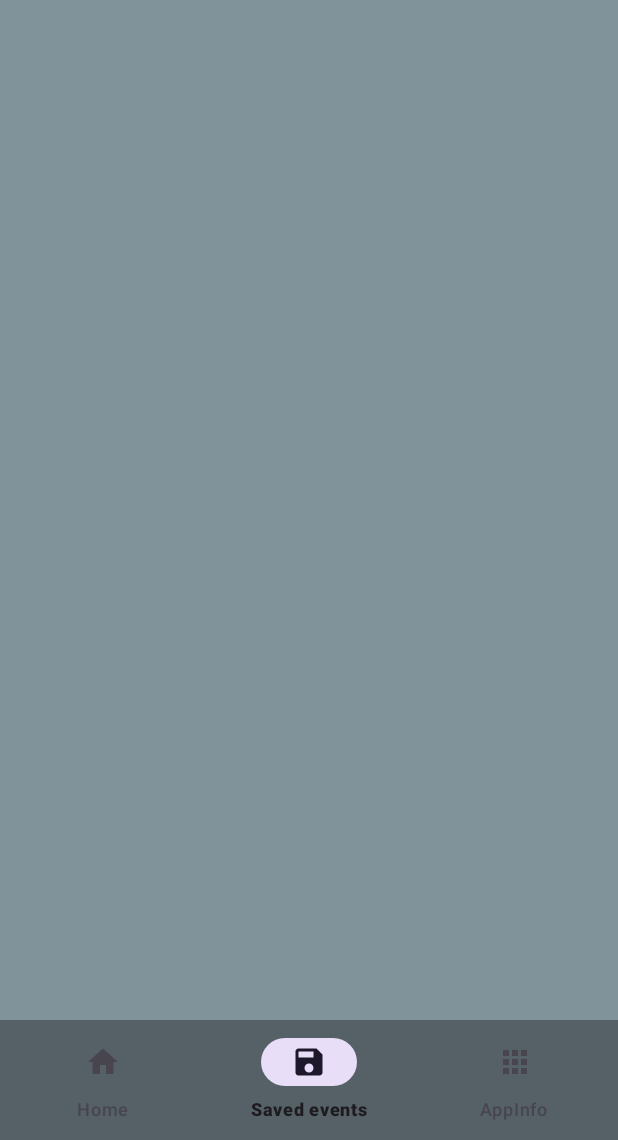
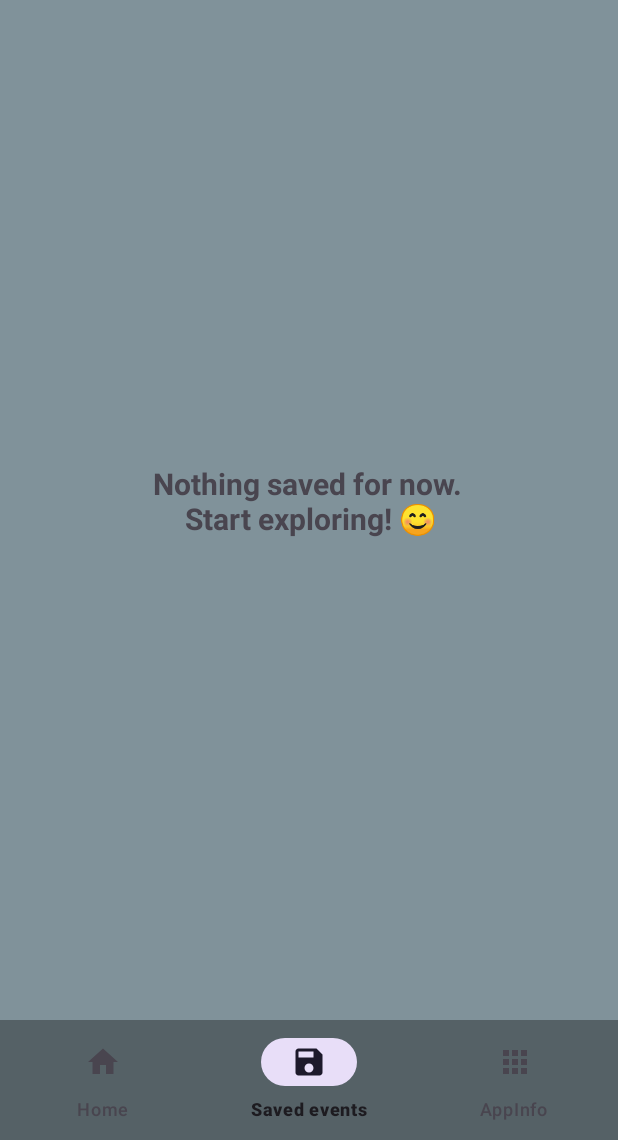
Before and after one commit to armandkoltai/android_beadando, an Android app: the screen it shows after launch (MainActivity), item 2 of the bottom bar chosen, on a phone screen of 412 x 824 dp, the part 96-1236 px from its top. Run offline under Robolectric (Android 15) with nearby library versions, the phone set to English and light mode, and no system bars; our stand-ins replace Room's generated code; pictures from the network do not load.

Commit message:
Added placeholder message in case saved list is empty

```diff
--- a/app/src/main/java/com/example/dailyeventsapp/fragment/SavedFragment.java
+++ b/app/src/main/java/com/example/dailyeventsapp/fragment/SavedFragment.java
@@ -5,6 +5,7 @@ import android.view.LayoutInflater;
 import android.view.View;
 import android.view.ViewGroup;
 import android.util.Log;
+import android.widget.TextView;
 
 import androidx.fragment.app.Fragment;
 import androidx.recyclerview.widget.LinearLayoutManager;
@@ -24,6 +25,7 @@ public class SavedFragment extends Fragment {
     private RecyclerView recyclerView;
     private EventAdapter eventAdapter;
     private ArrayList<EventModel> eventList = new ArrayList<>();
+    private TextView placerholderTextView;
     private AppDatabase database;
 
     @Override
@@ -37,8 +39,10 @@ public class SavedFragment extends Fragment {
         Log.d("SavedFragment", "onViewCreated called");
         super.onViewCreated(view, savedInstanceState);
 
+
         recyclerView = view.findViewById(R.id.mRecyclerView);
         recyclerView.setLayoutManager(new LinearLayoutManager(getContext()));
+        placerholderTextView = view.findViewById(R.id.textView5);
 
         database = AppDatabase.getInstance(getContext());
 
@@ -52,9 +56,6 @@ public class SavedFragment extends Fragment {
             Log.d("SavedFragment", "Thread started for loading events");
 
             List<EventEntity> savedEvents = database.eventDao().getAllEvents();
-
-            Log.d("SavedFragment", "Number of events fetched from DB: " + (savedEvents != null ? savedEvents.size() : "null"));
-
             eventList.clear();
 
             if (savedEvents != null) {
@@ -78,10 +79,12 @@ public class SavedFragment extends Fragment {
             requireActivity().runOnUiThread(() -> {
                 Log.d("SavedFragment", "Updating UI on main thread with " + eventList.size() + " events");
 
+                if (eventList.isEmpty()) {
+                    placerholderTextView.setText("Nothing saved for now.\n Start exploring! \uD83D\uDE0A");
+                }
+
                 if (!eventList.isEmpty()) {
                     if (eventAdapter == null) {
-                        Log.d("SavedFragment", "Adapter is NULL, creating new EventAdapter");
-
                         eventAdapter = new EventAdapter(getContext(), eventList, position -> {
                             EventModel selectedEvent = eventList.get(position);
 
@@ -106,15 +109,13 @@ public class SavedFragment extends Fragment {
                         });
                         recyclerView.setAdapter(eventAdapter);
                     } else {
-                        Log.d("SavedFragment", "Adapter already exists, notifying data set changed");
                         eventAdapter.notifyDataSetChanged();
                     }
-                } else {
-                    Log.d("SavedFragment", "Event list is empty, no items to display.");
                 }
             });
         }).start();
     }
+
 
     public void refreshEventList() {
         Log.d("SavedFragment", "refreshEventList() called");
--- a/app/src/main/res/layout/fragment_saved.xml
+++ b/app/src/main/res/layout/fragment_saved.xml
@@ -19,4 +19,17 @@
         app:layout_constraintEnd_toEndOf="parent"
         app:layout_constraintStart_toStartOf="parent"
         app:layout_constraintTop_toTopOf="parent" />
+
+    <TextView
+        android:id="@+id/textView5"
+        android:layout_width="wrap_content"
+        android:layout_height="wrap_content"
+        android:layout_marginTop="20dp"
+        android:textStyle="bold"
+        android:textAlignment="center"
+        android:textSize="20sp"
+        app:layout_constraintBottom_toBottomOf="@+id/mRecyclerView"
+        app:layout_constraintEnd_toEndOf="@+id/mRecyclerView"
+        app:layout_constraintStart_toStartOf="parent"
+        app:layout_constraintTop_toTopOf="parent" />
 </androidx.constraintlayout.widget.ConstraintLayout>
```
